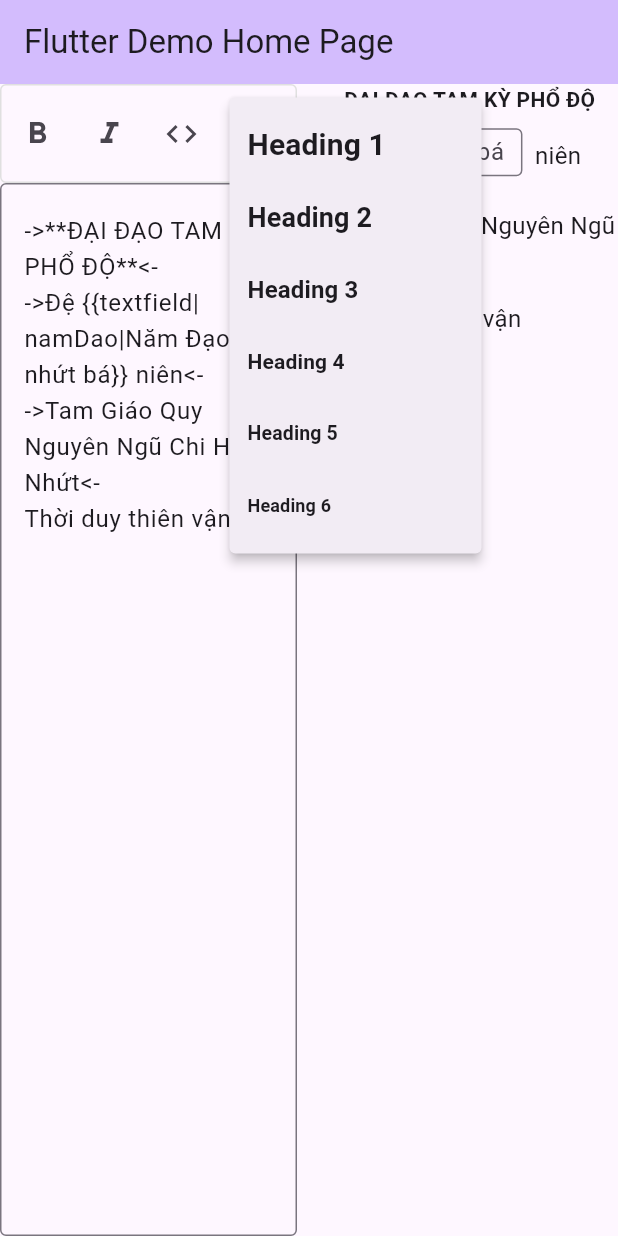
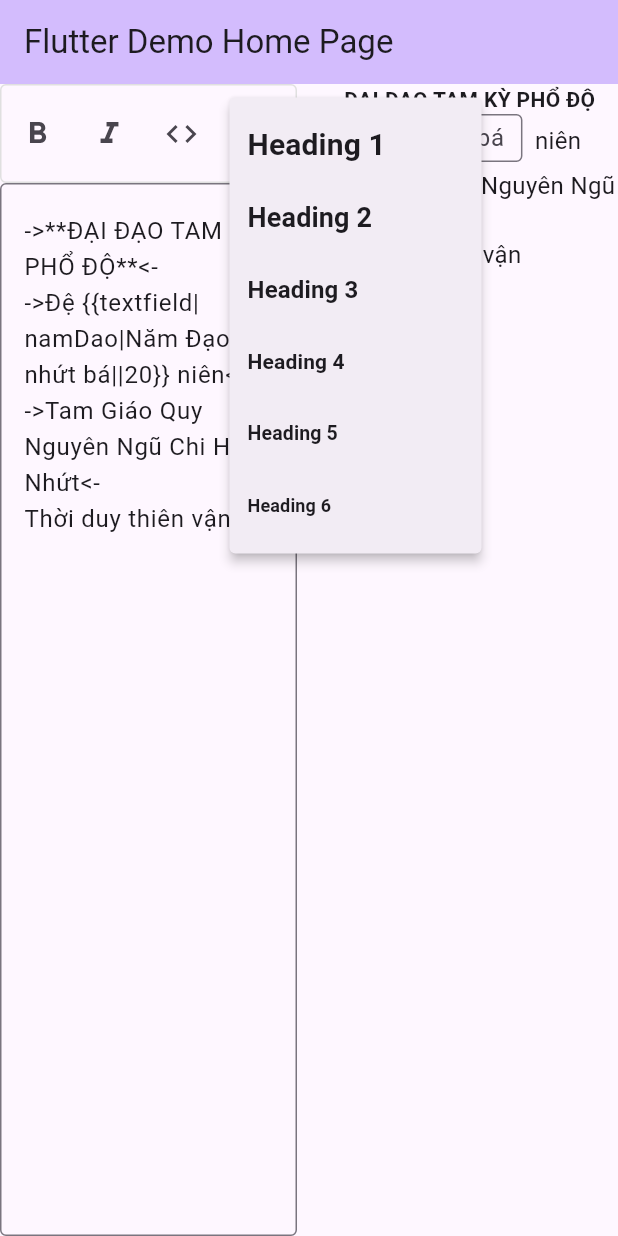
Before and after one commit to caodaion/flex_markdown, a Flutter app: the screen it shows after launch, after a tap on the "title" icon, on a phone screen of 412 x 824 dp. Run offline on Flutter 3.47's test engine with Material 3 defaults, Android fonts, the phone set to English and light mode, and no system bars.

```diff
--- a/example/lib/main.dart
+++ b/example/lib/main.dart
@@ -203,7 +203,7 @@ Made with Flutter and FlexMarkdown
         controllerPosition: MarkdownControllerPosition.above,
         data: '''
 ->**ĐẠI ĐẠO TAM KỲ PHỔ ĐỘ**<-
-->Đệ {{textfield|namDao|Năm Đạo|nhứt bá}} niên<-
+->Đệ {{textfield|namDao|Năm Đạo|nhứt bá||20}} niên<-
 ->Tam Giáo Quy Nguyên Ngũ Chi Hiệp Nhứt<-
 Thời duy thiên vận
 ''',
--- a/lib/src/models.dart
+++ b/lib/src/models.dart
@@ -94,13 +94,10 @@ class ParagraphElement extends MarkdownElement {
 
   @override
   Widget build(BuildContext context) {
-    return Padding(
-      padding: const EdgeInsets.symmetric(vertical: 8.0),
-      child: Text(
+    return Text(
       text,
       style: const TextStyle(fontSize: 16.0),
       textAlign: textAlign,
-      ),
     );
   }
 }
@@ -472,13 +469,10 @@ class MixedContentElement extends MarkdownElement {
 
   @override
   Widget build(BuildContext context) {
-    return Padding(
-      padding: const EdgeInsets.symmetric(vertical: 8.0),
-      child: Wrap(
+    return Wrap(
       alignment: WrapAlignment.start,
       crossAxisAlignment: WrapCrossAlignment.center,
       children: children.map((element) => element.build(context)).toList(),
-      ),
     );
   }
 }
--- a/lib/src/parser.dart
+++ b/lib/src/parser.dart
@@ -651,9 +651,16 @@ class FlexMarkdownParser {
       case 'textfield':
         String label = parts.length > 2 ? parts[2].trim() : '';
         String hint = parts.length > 3 ? parts[3].trim() : '';
+        // Use formValues if available, otherwise use the default value (parts[4]) if provided
+        String? defaultValue = parts.length > 4 ? parts[4].trim() : null;
         String? initialValue = formValues != null && formValues.containsKey(id)
             ? formValues[id]?.toString()
-            : (parts.length > 4 ? parts[4].trim() : null);
+            : defaultValue;
+        // Add a placeholderDots parameter
+        int? placeholderDots = parts.length > 5 && parts[5].trim().isNotEmpty
+            ? int.tryParse(parts[5].trim())
+            : null;
+
         return TextFieldElement(
             id: id,
             label: label,
@@ -661,18 +668,27 @@ class FlexMarkdownParser {
             initialValue: initialValue,
             isInline: isInline,
             onValueChanged: onValueChanged,
-            isPrintMode: isPrintMode); // Pass isPrintMode
+            isPrintMode: isPrintMode,
+            placeholderDots: placeholderDots); // Add placeholderDots parameter
 
       case 'select':
         String label = parts.length > 2 ? parts[2].trim() : '';
         List<String> options = parts.length > 3
             ? parts[3].split(',').map((e) => e.trim()).toList()
             : [];
+        // Use formValues if available, otherwise use the default value (parts[4]) if valid
+        String? defaultValue =
+            parts.length > 4 && options.contains(parts[4].trim())
+                ? parts[4].trim()
+                : null;
         String? initialValue = formValues != null && formValues.containsKey(id)
             ? formValues[id]?.toString()
-            : (parts.length > 4 && options.contains(parts[4].trim())
-                ? parts[4].trim()
-                : null);
+            : defaultValue;
+        // Add a placeholderDots parameter
+        int? placeholderDots = parts.length > 5 && parts[5].trim().isNotEmpty
+            ? int.tryParse(parts[5].trim())
+            : null;
+
         return SelectElement(
             id: id,
             label: label,
@@ -680,28 +696,46 @@ class FlexMarkdownParser {
             initialValue: initialValue,
             isInline: isInline,
             onValueChanged: onValueChanged,
-            isPrintMode: isPrintMode); // Pass isPrintMode
+            isPrintMode: isPrintMode,
+            placeholderDots: placeholderDots); // Add placeholderDots parameter
 
       case 'checkbox':
         String label = parts.length > 2 ? parts[2].trim() : '';
+        // Use formValues if available, otherwise use the default value (parts[3]) if provided
+        bool defaultValue =
+            parts.length > 3 ? parts[3].trim() == 'true' : false;
         bool initialValue = formValues != null && formValues.containsKey(id)
             ? formValues[id] == true
-            : (parts.length > 3 ? parts[3].trim() == 'true' : false);
+            : defaultValue;
+        // Add a placeholderDots parameter
+        int? placeholderDots = parts.length > 4 && parts[4].trim().isNotEmpty
+            ? int.tryParse(parts[4].trim())
+            : null;
+
         return CheckboxElement(
           id: id,
           label: label,
           initialValue: initialValue,
           isInline: isInline,
           onValueChanged: onValueChanged,
-          isPrintMode: isPrintMode, // Pass isPrintMode
+          isPrintMode: isPrintMode,
+          placeholderDots: placeholderDots, // Add placeholderDots parameter
         );
 
       case 'radio':
         String label = parts.length > 2 ? parts[2].trim() : '';
         String groupName = parts.length > 3 ? parts[3].trim() : 'defaultGroup';
+        // Use formValues if available, otherwise use the default value (parts[4]) if provided
+        bool defaultSelected =
+            parts.length > 4 ? parts[4].trim() == 'true' : false;
         bool selected = formValues != null && formValues.containsKey(groupName)
             ? formValues[groupName] == id
-            : (parts.length > 4 ? parts[4].trim() == 'true' : false);
+            : defaultSelected;
+        // Add a placeholderDots parameter
+        int? placeholderDots = parts.length > 5 && parts[5].trim().isNotEmpty
+            ? int.tryParse(parts[5].trim())
+            : null;
+
         return RadioElement(
           id: id,
           label: label,
@@ -709,7 +743,8 @@ class FlexMarkdownParser {
           selected: selected,
           isInline: isInline,
           onValueChanged: onValueChanged,
-          isPrintMode: isPrintMode, // Pass isPrintMode
+          isPrintMode: isPrintMode,
+          placeholderDots: placeholderDots, // Add placeholderDots parameter
         );
 
       default:
```
Also changed, not shown: lib/src/flex_markdown_widget.dart (+5 -4 lines), lib/src/widgets/form_elements.dart (+50 -23 lines). Lines whose indentation alone changed are shown as unchanged.
